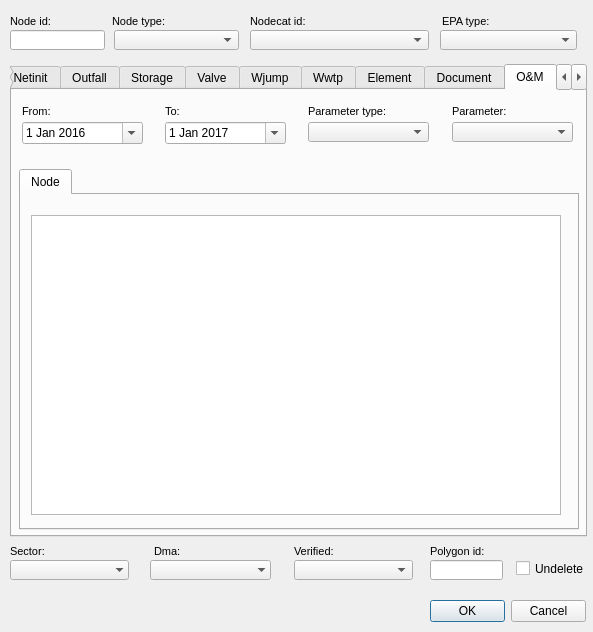
Above: ui/ud_man_node.ui from Giswater/giswater_qgis_plugin before the change. Below: the same form after it.
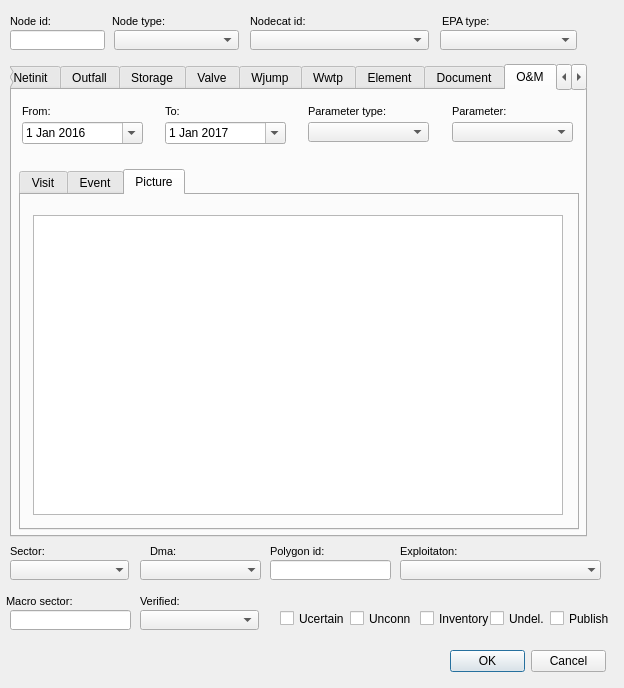
That is the form after the change. The open tabs and pages were chosen to show the change.

The edit to the form file:
```diff
--- a/ui/ud_man_node.ui
+++ b/ui/ud_man_node.ui
@@ -6,8 +6,8 @@
    <rect>
     <x>0</x>
     <y>0</y>
-    <width>593</width>
-    <height>632</height>
+    <width>624</width>
+    <height>688</height>
    </rect>
   </property>
   <property name="windowTitle">
@@ -14816,11 +14816,29 @@
       </rect>
      </property>
      <property name="currentIndex">
-      <number>0</number>
+      <number>2</number>
      </property>
+     <widget class="QWidget" name="tab_14">
+      <attribute name="title">
+       <string>Visit</string>
+      </attribute>
+      <widget class="QTableView" name="tbl_visit_node">
+       <property name="geometry">
+        <rect>
+         <x>10</x>
+         <y>18</y>
+         <width>530</width>
+         <height>300</height>
+        </rect>
+       </property>
+       <property name="sortingEnabled">
+        <bool>true</bool>
+       </property>
+      </widget>
+     </widget>
      <widget class="QWidget" name="page_event_node">
       <attribute name="title">
-       <string>Node</string>
+       <string>Event</string>
       </attribute>
       <widget class="QTableView" name="tbl_event_node">
        <property name="geometry">
@@ -14836,6 +14854,24 @@
        </property>
       </widget>
      </widget>
+     <widget class="QWidget" name="tab_13">
+      <attribute name="title">
+       <string>Picture</string>
+      </attribute>
+      <widget class="QTableView" name="tbl_picture_node">
+       <property name="geometry">
+        <rect>
+         <x>12</x>
+         <y>20</y>
+         <width>530</width>
+         <height>300</height>
+        </rect>
+       </property>
+       <property name="sortingEnabled">
+        <bool>true</bool>
+       </property>
+      </widget>
+     </widget>
     </widget>
     <widget class="QDateEdit" name="date_event_to">
      <property name="geometry">
@@ -15391,20 +15427,20 @@
   <widget class="QCheckBox" name="undelete">
    <property name="geometry">
     <rect>
-     <x>516</x>
-     <y>560</y>
+     <x>490</x>
+     <y>610</y>
      <width>77</width>
      <height>17</height>
     </rect>
    </property>
    <property name="text">
-    <string>Undelete</string>
+    <string>Undel.</string>
    </property>
   </widget>
   <widget class="QLabel" name="label_dma">
    <property name="geometry">
     <rect>
-     <x>154</x>
+     <x>150</x>
      <y>540</y>
      <width>90</width>
      <height>22</height>
@@ -15440,8 +15476,8 @@
   <widget class="QComboBox" name="verified">
    <property name="geometry">
     <rect>
-     <x>294</x>
-     <y>560</y>
+     <x>140</x>
+     <y>610</y>
      <width>119</width>
      <height>20</height>
     </rect>
@@ -15450,8 +15486,8 @@
   <widget class="QLabel" name="label_verified">
    <property name="geometry">
     <rect>
-     <x>294</x>
-     <y>540</y>
+     <x>140</x>
+     <y>590</y>
      <width>90</width>
      <height>22</height>
     </rect>
@@ -15486,7 +15522,7 @@
   <widget class="QComboBox" name="dma_id">
    <property name="geometry">
     <rect>
-     <x>150</x>
+     <x>140</x>
      <y>560</y>
      <width>121</width>
      <height>20</height>
@@ -15668,7 +15704,7 @@
   <widget class="QLabel" name="label_polygon_id">
    <property name="geometry">
     <rect>
-     <x>430</x>
+     <x>270</x>
      <y>540</y>
      <width>90</width>
      <height>22</height>
@@ -15704,9 +15740,9 @@
   <widget class="QLineEdit" name="node_id_2">
    <property name="geometry">
     <rect>
-     <x>430</x>
+     <x>270</x>
      <y>560</y>
-     <width>73</width>
+     <width>121</width>
      <height>20</height>
     </rect>
    </property>
@@ -15717,8 +15753,8 @@
   <widget class="QDialogButtonBox" name="ok">
    <property name="geometry">
     <rect>
-     <x>430</x>
-     <y>600</y>
+     <x>450</x>
+     <y>650</y>
      <width>156</width>
      <height>23</height>
     </rect>
@@ -15727,6 +15763,162 @@
     <set>QDialogButtonBox::Cancel|QDialogButtonBox::Ok</set>
    </property>
   </widget>
+  <widget class="QCheckBox" name="undelete_5">
+   <property name="geometry">
+    <rect>
+     <x>550</x>
+     <y>610</y>
+     <width>79</width>
+     <height>17</height>
+    </rect>
+   </property>
+   <property name="text">
+    <string>Publish</string>
+   </property>
+  </widget>
+  <widget class="QCheckBox" name="undelete_2">
+   <property name="geometry">
+    <rect>
+     <x>350</x>
+     <y>610</y>
+     <width>61</width>
+     <height>17</height>
+    </rect>
+   </property>
+   <property name="text">
+    <string>Unconn.</string>
+   </property>
+  </widget>
+  <widget class="QCheckBox" name="undelete_3">
+   <property name="geometry">
+    <rect>
+     <x>420</x>
+     <y>610</y>
+     <width>71</width>
+     <height>17</height>
+    </rect>
+   </property>
+   <property name="text">
+    <string>Inventory</string>
+   </property>
+  </widget>
+  <widget class="QCheckBox" name="undelete_4">
+   <property name="geometry">
+    <rect>
+     <x>280</x>
+     <y>610</y>
+     <width>79</width>
+     <height>17</height>
+    </rect>
+   </property>
+   <property name="text">
+    <string>Ucertain</string>
+   </property>
+  </widget>
+  <widget class="QLabel" name="label_macrodma">
+   <property name="geometry">
+    <rect>
+     <x>6</x>
+     <y>590</y>
+     <width>90</width>
+     <height>22</height>
+    </rect>
+   </property>
+   <property name="font">
+    <font>
+     <pointsize>8</pointsize>
+    </font>
+   </property>
+   <property name="frameShape">
+    <enum>QFrame::NoFrame</enum>
+   </property>
+   <property name="frameShadow">
+    <enum>QFrame::Plain</enum>
+   </property>
+   <property name="text">
+    <string>Macro sector:</string>
+   </property>
+   <property name="textFormat">
+    <enum>Qt::AutoText</enum>
+   </property>
+   <property name="scaledContents">
+    <bool>false</bool>
+   </property>
+   <property name="alignment">
+    <set>Qt::AlignLeading|Qt::AlignLeft|Qt::AlignVCenter</set>
+   </property>
+   <property name="margin">
+    <number>3</number>
+   </property>
+  </widget>
+  <widget class="QLineEdit" name="macrodma_id">
+   <property name="geometry">
+    <rect>
+     <x>10</x>
+     <y>610</y>
+     <width>121</width>
+     <height>20</height>
+    </rect>
+   </property>
+   <property name="text">
+    <string/>
+   </property>
+  </widget>
+  <widget class="QComboBox" name="dma_id_2">
+   <property name="geometry">
+    <rect>
+     <x>400</x>
+     <y>560</y>
+     <width>201</width>
+     <height>20</height>
+    </rect>
+   </property>
+   <property name="autoFillBackground">
+    <bool>true</bool>
+   </property>
+   <property name="maxVisibleItems">
+    <number>8</number>
+   </property>
+   <property name="frame">
+    <bool>false</bool>
+   </property>
+  </widget>
+  <widget class="QLabel" name="label_dma_2">
+   <property name="geometry">
+    <rect>
+     <x>400</x>
+     <y>540</y>
+     <width>90</width>
+     <height>22</height>
+    </rect>
+   </property>
+   <property name="font">
+    <font>
+     <pointsize>8</pointsize>
+    </font>
+   </property>
+   <property name="frameShape">
+    <enum>QFrame::NoFrame</enum>
+   </property>
+   <property name="frameShadow">
+    <enum>QFrame::Plain</enum>
+   </property>
+   <property name="text">
+    <string>Exploitaton:</string>
+   </property>
+   <property name="textFormat">
+    <enum>Qt::AutoText</enum>
+   </property>
+   <property name="scaledContents">
+    <bool>false</bool>
+   </property>
+   <property name="alignment">
+    <set>Qt::AlignLeading|Qt::AlignLeft|Qt::AlignVCenter</set>
+   </property>
+   <property name="margin">
+    <number>3</number>
+   </property>
+  </widget>
  </widget>
  <tabstops>
   <tabstop>node_id</tabstop>
```
Left out of the diff: 106 changed lines with no effect on the pictures.
